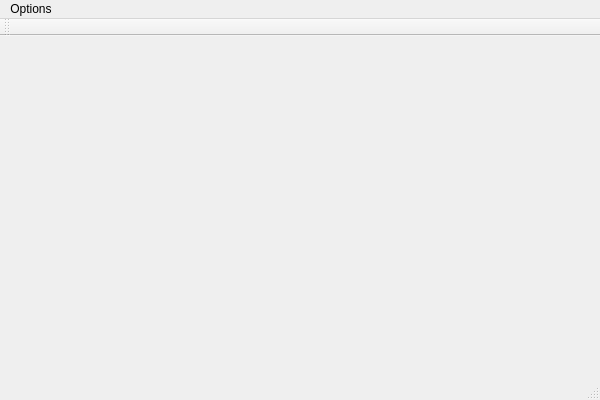
Old version of the form ChatProgramSolution/ChatProgramServer/ChatProgramServer.ui in the repository BobbyDMullinsIII/OS-MainlineProject2.
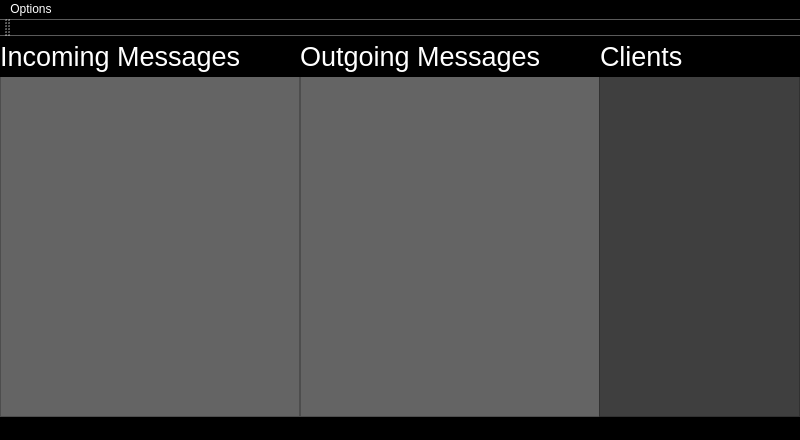
New version of the form.

The edit to the form file:
```diff
--- a/ChatProgramSolution/ChatProgramServer/ChatProgramServer.ui
+++ b/ChatProgramSolution/ChatProgramServer/ChatProgramServer.ui
@@ -6,20 +6,144 @@
    <rect>
     <x>0</x>
     <y>0</y>
-    <width>600</width>
-    <height>400</height>
+    <width>800</width>
+    <height>440</height>
    </rect>
   </property>
+  <property name="font">
+   <font>
+    <pointsize>10</pointsize>
+   </font>
+  </property>
   <property name="windowTitle">
    <string>ChatProgramServer</string>
   </property>
-  <widget class="QWidget" name="centralWidget"/>
+  <property name="styleSheet">
+   <string notr="true">background-color: black;
+color: white; </string>
+  </property>
+  <widget class="QWidget" name="centralWidget">
+   <widget class="QTextBrowser" name="incomingTextObject">
+    <property name="geometry">
+     <rect>
+      <x>0</x>
+      <y>40</y>
+      <width>300</width>
+      <height>341</height>
+     </rect>
+    </property>
+    <property name="focusPolicy">
+     <enum>Qt::NoFocus</enum>
+    </property>
+    <property name="styleSheet">
+     <string notr="true">background-color: rgb(100, 100, 100);
+color:white;
+font: 14pt &quot;Segoe UI&quot;;</string>
+    </property>
+   </widget>
+   <widget class="QTextBrowser" name="sentTextObject">
+    <property name="geometry">
+     <rect>
+      <x>300</x>
+      <y>40</y>
+      <width>300</width>
+      <height>341</height>
+     </rect>
+    </property>
+    <property name="focusPolicy">
+     <enum>Qt::NoFocus</enum>
+    </property>
+    <property name="acceptDrops">
+     <bool>false</bool>
+    </property>
+    <property name="styleSheet">
+     <string notr="true">background-color: rgb(100, 100, 100);
+color:white;
+font: 14pt &quot;Segoe UI&quot;;</string>
+    </property>
+   </widget>
+   <widget class="QLabel" name="serverTitleLabel">
+    <property name="geometry">
+     <rect>
+      <x>0</x>
+      <y>0</y>
+      <width>301</width>
+      <height>41</height>
+     </rect>
+    </property>
+    <property name="font">
+     <font>
+      <pointsize>20</pointsize>
+     </font>
+    </property>
+    <property name="text">
+     <string>Incoming Messages</string>
+    </property>
+   </widget>
+   <widget class="QTextBrowser" name="sentTextObject_2">
+    <property name="geometry">
+     <rect>
+      <x>599</x>
+      <y>40</y>
+      <width>201</width>
+      <height>341</height>
+     </rect>
+    </property>
+    <property name="focusPolicy">
+     <enum>Qt::NoFocus</enum>
+    </property>
+    <property name="acceptDrops">
+     <bool>false</bool>
+    </property>
+    <property name="styleSheet">
+     <string notr="true">background-color: rgb(63, 63, 63);
+color:white;
+font: 14pt &quot;Segoe UI&quot;;</string>
+    </property>
+   </widget>
+   <widget class="QLabel" name="serverTitleLabel_2">
+    <property name="geometry">
+     <rect>
+      <x>300</x>
+      <y>0</y>
+      <width>301</width>
+      <height>41</height>
+     </rect>
+    </property>
+    <property name="font">
+     <font>
+      <pointsize>20</pointsize>
+     </font>
+    </property>
+    <property name="text">
+     <string>Outgoing Messages</string>
+    </property>
+   </widget>
+   <widget class="QLabel" name="serverTitleLabel_3">
+    <property name="geometry">
+     <rect>
+      <x>600</x>
+      <y>0</y>
+      <width>201</width>
+      <height>41</height>
+     </rect>
+    </property>
+    <property name="font">
+     <font>
+      <pointsize>20</pointsize>
+     </font>
+    </property>
+    <property name="text">
+     <string>Clients</string>
+    </property>
+   </widget>
+  </widget>
   <widget class="QMenuBar" name="menuBar">
    <property name="geometry">
     <rect>
      <x>0</x>
      <y>0</y>
-     <width>600</width>
+     <width>800</width>
      <height>22</height>
     </rect>
    </property>
```
Left out of the diff: 2 changed lines with no effect on the pictures.
